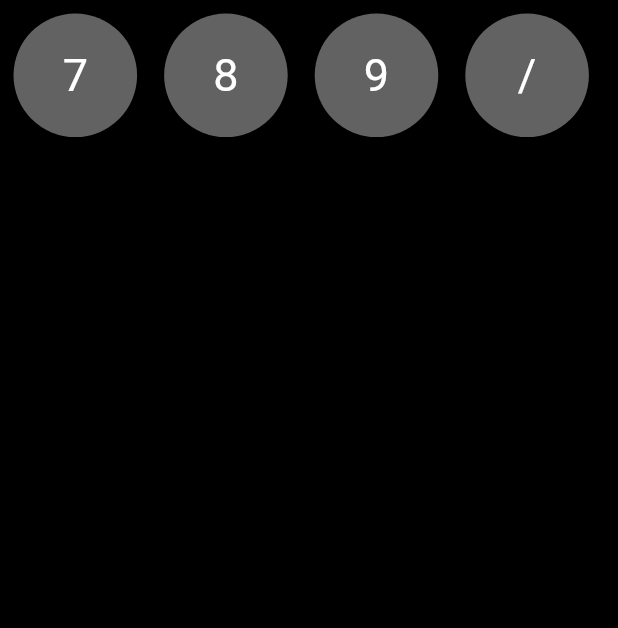
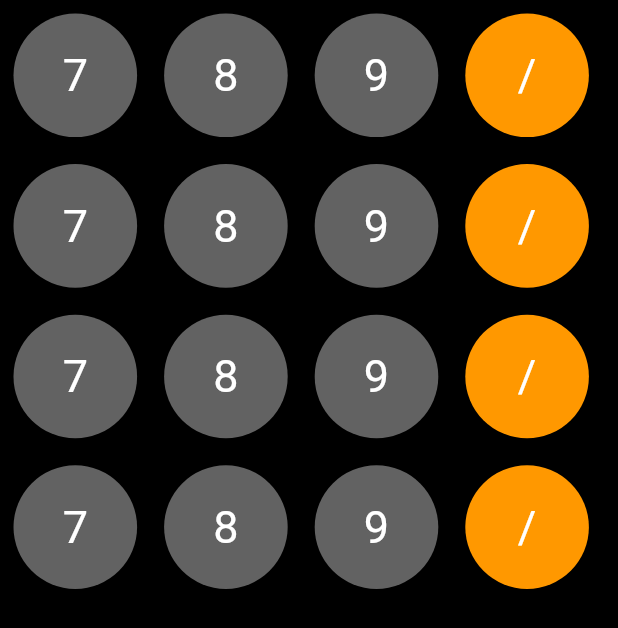
Before and after one commit to VMuralitharan/calculator_app, a Flutter app: the screen it shows after launch, on a phone screen of 412 x 824 dp. Shown: the top 628 px of the screen. Run offline on Flutter 3.47's test engine with Material 3 defaults, Android fonts, the phone set to English and light mode, and no system bars.

Commit message:
created all buttons

```diff
--- a/lib/main.dart
+++ b/lib/main.dart
@@ -9,81 +9,71 @@ class MainApp extends StatelessWidget {
 
   @override
   Widget build(BuildContext context) {
-    double size = MediaQuery.of(context).size.width / 5;
-
     return MaterialApp(
       home: Scaffold(
         backgroundColor: Colors.black,
-        body: Column(
-          children: [
-            Column(
+        body: LayoutBuilder(
+          // Use LayoutBuilder to safely get dimensions
+          builder: (context, constraints) {
+            final buttonSize =
+                constraints.maxWidth /
+                5; // Calculate button size based on screen width
+            return Column(
               children: [
                 Row(
                   children: [
-                    Container(
-                      decoration: BoxDecoration(
-                        color: Colors.white38,
-                        borderRadius: BorderRadius.circular(100),
-                      ),
-                      margin: EdgeInsets.all(9),
-                      height: size,
-                      width: size,
-                      alignment: Alignment.center,
-                      child: Text(
-                        "7",
-                        style: TextStyle(color: Colors.white, fontSize: 30),
-                      ),
-                    ),
-                    Container(
-                      decoration: BoxDecoration(
-                        color: Colors.white38,
-                        borderRadius: BorderRadius.circular(100),
-                      ),
-                      margin: EdgeInsets.all(9),
-                      height: size,
-                      width: size,
-                      alignment: Alignment.center,
-                      child: Text(
-                        "8",
-                        style: TextStyle(color: Colors.white, fontSize: 30),
-                      ),
-                    ),
-                    Container(
-                      decoration: BoxDecoration(
-                        color: Colors.white38,
-                        borderRadius: BorderRadius.circular(100),
-                      ),
-                      margin: EdgeInsets.all(9),
-                      height: size,
-                      width: size,
-                      alignment: Alignment.center,
-                      child: Text(
-                        "9",
-                        style: TextStyle(color: Colors.white, fontSize: 30),
-                      ),
-                    ),
-                    Container(
-                      decoration: BoxDecoration(
-                        color: Colors.white38,
-                        borderRadius: BorderRadius.circular(100),
-                      ),
-                      margin: EdgeInsets.all(9),
-                      height: size,
-                      width: size,
-                      alignment: Alignment.center,
-                      child: Text(
-                        "/",
-                        style: TextStyle(color: Colors.white, fontSize: 30),
-                      ),
-                    ),
+                    calcbutton("7", Colors.white38, buttonSize),
+                    calcbutton("8", Colors.white38, buttonSize),
+                    calcbutton("9", Colors.white38, buttonSize),
+                    calcbutton("/", Colors.orange, buttonSize),
+                  ],
+                ),
+                Row(
+                  children: [
+                    calcbutton("7", Colors.white38, buttonSize),
+                    calcbutton("8", Colors.white38, buttonSize),
+                    calcbutton("9", Colors.white38, buttonSize),
+                    calcbutton("/", Colors.orange, buttonSize),
+                  ],
+                ),
+                Row(
+                  children: [
+                    calcbutton("7", Colors.white38, buttonSize),
+                    calcbutton("8", Colors.white38, buttonSize),
+                    calcbutton("9", Colors.white38, buttonSize),
+                    calcbutton("/", Colors.orange, buttonSize),
+                  ],
+                ),
+                Row(
+                  children: [
+                    calcbutton("7", Colors.white38, buttonSize),
+                    calcbutton("8", Colors.white38, buttonSize),
+                    calcbutton("9", Colors.white38, buttonSize),
+                    calcbutton("/", Colors.orange, buttonSize),
                   ],
                 ),
               ],
-            ),
-          ],
+            );
+          },
         ),
       ),
     );
   }
 
+  Widget calcbutton(String text, Color bgColor, double size) {
+    return Container(
+      decoration: BoxDecoration(
+        color: bgColor,
+        borderRadius: BorderRadius.circular(100),
+      ),
+      margin: const EdgeInsets.all(9),
+      height: size,
+      width: size,
+      alignment: Alignment.center,
+      child: Text(
+        text,
+        style: const TextStyle(color: Colors.white, fontSize: 30),
+      ),
+    );
+  }
 }
```
